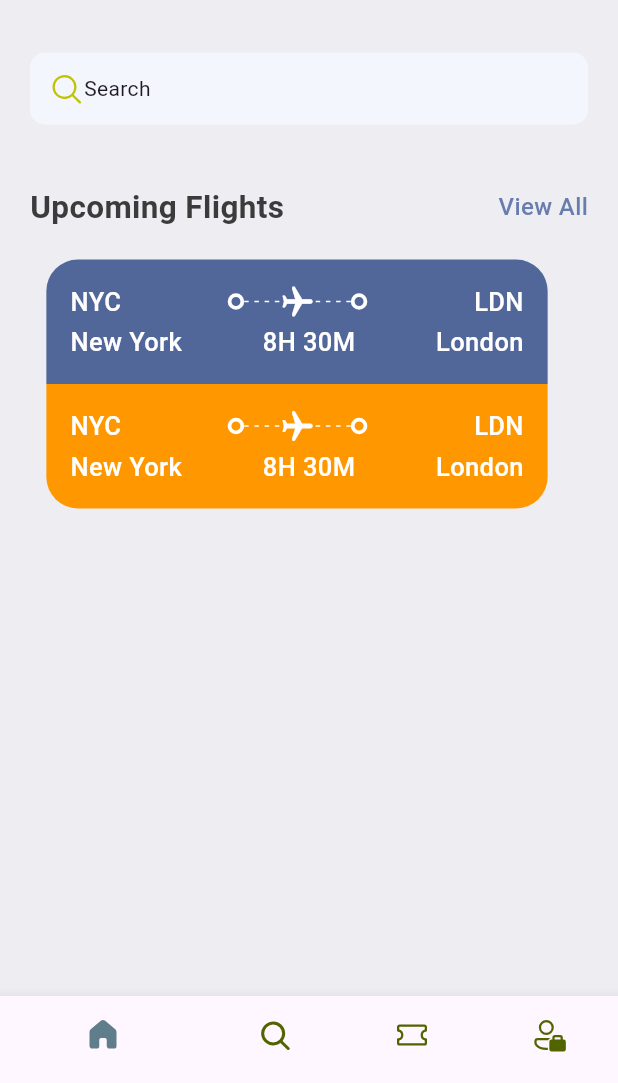
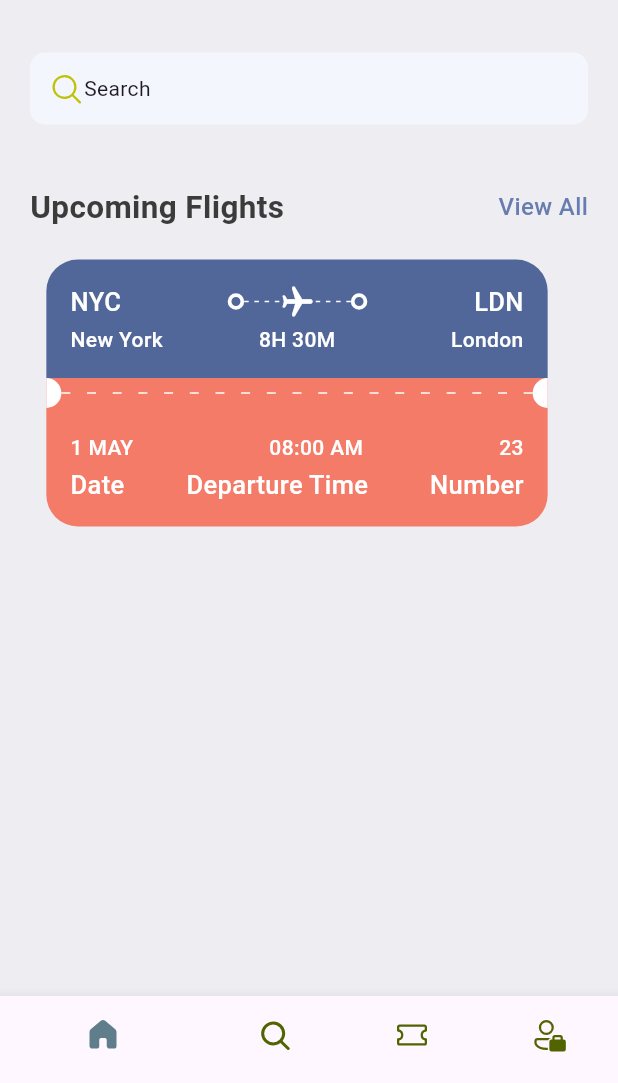
Before and after one commit to aghoneim2/fakeToGo, a Flutter app: the screen it shows after launch, on a phone screen of 412 x 824 dp, the part 153-1236 px from its top. Run offline on Flutter 3.47's test engine with Material 3 defaults, Android fonts, the phone set to English and light mode, and no system bars; our stand-ins replace fluentui_icons.

Commit message:
Ternary Operator, TextAlign

```diff
--- a/lib/components/res/styles/app_styles.dart
+++ b/lib/components/res/styles/app_styles.dart
@@ -7,6 +7,7 @@ class AppStyles {
   static Color bgColor = const Color(0xFFEEEDF2);
   static Color textColor = const Color(0xFF3b3b3b);
   static Color ticketBlue = const Color(0xFF526799);
+  static Color ticketOrange = const Color(0xFFF37B67);
   static TextStyle textStyle =
       TextStyle(fontSize: 16, fontWeight: FontWeight.w500, color: textColor);
 
@@ -24,4 +25,8 @@ class AppStyles {
     fontSize: 17,
     fontWeight: FontWeight.w500,
   );
+  static TextStyle headLineStyle4 = const TextStyle(
+    fontSize: 14,
+    fontWeight: FontWeight.w500,
+  );
 }
--- a/lib/components/widgets/app_layoutbuilder_widget.dart
+++ b/lib/components/widgets/app_layoutbuilder_widget.dart
@@ -2,8 +2,10 @@ import 'package:flutter/material.dart';
 
 class AppLayoutBuilderWidget extends StatelessWidget {
   final int randomDivider;
+  final double width;
 
-  const AppLayoutBuilderWidget({super.key, required this.randomDivider});
+  const AppLayoutBuilderWidget(
+      {super.key, required this.randomDivider, this.width = 3});
 
   @override
   Widget build(BuildContext context) {
@@ -14,10 +16,10 @@ class AppLayoutBuilderWidget extends StatelessWidget {
         direction: Axis.horizontal,
         children: List.generate(
           (constraints.constrainWidth() / randomDivider).floor(),
-          (index) => const SizedBox(
-            width: 3,
+          (index) => SizedBox(
+            width: width,
             height: 1,
-            child: DecoratedBox(
+            child: const DecoratedBox(
               decoration: BoxDecoration(color: Colors.white),
             ),
           ),
--- /dev/null
+++ b/lib/components/widgets/big_circle.dart
@@ -0,0 +1,28 @@
+import 'package:flutter/material.dart';
+
+class BigCircle extends StatelessWidget {
+  final bool isRight;
+  const BigCircle({super.key, required this.isRight});
+
+  @override
+  Widget build(BuildContext context) {
+    return SizedBox(
+      height: 20,
+      width: 10,
+      child: DecoratedBox(
+        decoration: BoxDecoration(
+          color: Colors.white,
+          borderRadius: isRight == true
+              ? const BorderRadius.only(
+                  topRight: Radius.circular(10),
+                  bottomRight: Radius.circular(10),
+                )
+              : const BorderRadius.only(
+                  topLeft: Radius.circular(10),
+                  bottomLeft: Radius.circular(10),
+                ),
+        ),
+      ),
+    );
+  }
+}
--- a/lib/components/widgets/ticket_view.dart
+++ b/lib/components/widgets/ticket_view.dart
@@ -1,6 +1,7 @@
 import 'package:flutter/material.dart';
 import 'package:hello/components/res/styles/app_styles.dart';
 import 'package:hello/components/widgets/app_layoutbuilder_widget.dart';
+import 'package:hello/components/widgets/big_circle.dart';
 import 'package:hello/components/widgets/big_dot.dart';
 
 class TicketView extends StatelessWidget {
@@ -14,11 +15,12 @@ class TicketView extends StatelessWidget {
       width: size.width *
           0.85, //take up 85% of screen; this is dynamic based on indiv device
       height:
-          179, //usually stays fixed because height is limited for scroll (can still be dynamic)
+          189, //usually stays fixed because height is limited for scroll (can still be dynamic)
       child: Container(
         margin: const EdgeInsets.only(right: 16),
         child: Column(
           children: [
+            //blue part of ticket
             Container(
               padding: const EdgeInsets.all(16),
               decoration: BoxDecoration(
@@ -81,36 +83,64 @@ class TicketView extends StatelessWidget {
                   //show departure and destination names with time second line
                   Row(
                     children: [
-                      Text(
-                        "New York",
-                        style: AppStyles.headLineStyle3
-                            .copyWith(color: Colors.white),
+                      SizedBox(
+                        width: 100,
+                        child: Text(
+                          "New York",
+                          style: AppStyles.headLineStyle4
+                              .copyWith(color: Colors.white),
+                        ),
                       ),
                       Expanded(
                         child: Container(),
                       ),
                       Text(
                         "8H 30M",
-                        style: AppStyles.headLineStyle3
+                        style: AppStyles.headLineStyle4
                             .copyWith(color: Colors.white),
                       ),
                       Expanded(
                         child: Container(),
                       ),
-                      Text(
-                        "London",
-                        style: AppStyles.headLineStyle3
-                            .copyWith(color: Colors.white),
+                      SizedBox(
+                        width: 100,
+                        child: Text(
+                          "London",
+                          textAlign: TextAlign.end,
+                          style: AppStyles.headLineStyle4
+                              .copyWith(color: Colors.white),
+                        ),
                       ),
                     ],
                   ),
                 ],
               ),
             ),
+            //circles and dot lines
+            Container(
+              color: AppStyles.ticketOrange,
+              child: const Row(
+                children: [
+                  BigCircle(
+                    isRight: true,
+                  ),
+                  Expanded(
+                    child: AppLayoutBuilderWidget(
+                      randomDivider: 16,
+                      width: 6,
+                    ),
+                  ),
+                  BigCircle(
+                    isRight: false,
+                  ),
+                ],
+              ),
+            ),
+            //orange part of the ticket
             Container(
               padding: const EdgeInsets.all(16),
               decoration: BoxDecoration(
-                color: Colors.orange,
+                color: AppStyles.ticketOrange,
                 borderRadius: const BorderRadius.only(
                   bottomLeft: Radius.circular(21),
                   bottomRight: Radius.circular(21),
@@ -122,43 +152,24 @@ class TicketView extends StatelessWidget {
                   Row(
                     children: [
                       Text(
-                        "NYC",
-                        style: AppStyles.headLineStyle3
+                        "1 MAY",
+                        style: AppStyles.headLineStyle4
                             .copyWith(color: Colors.white),
                       ),
                       Expanded(
                         child: Container(),
                       ),
-                      BigDot(),
-                      Expanded(
-                        child: Stack(
-                          children: [
-                            const SizedBox(
-                              height: 24,
-                              child: AppLayoutBuilderWidget(
-                                randomDivider: 6,
-                              ),
-                            ),
-                            Center(
-                              child: Transform.rotate(
-                                angle:
-                                    1.57, //90 degrees are 1.57 radians (trigonometry)
-                                child: const Icon(
-                                  Icons.airplanemode_on_rounded,
-                                  color: Colors.white,
-                                ),
-                              ), //rotates a widget by a certain value
-                            ),
-                          ],
-                        ),
+                      Text(
+                        "08:00 AM",
+                        style: AppStyles.headLineStyle4
+                            .copyWith(color: Colors.white),
                       ),
-                      BigDot(),
                       Expanded(
                         child: Container(),
                       ),
                       Text(
-                        "LDN",
-                        style: AppStyles.headLineStyle3
+                        "23",
+                        style: AppStyles.headLineStyle4
                             .copyWith(color: Colors.white),
                       ),
                     ],
@@ -170,7 +181,7 @@ class TicketView extends StatelessWidget {
                   Row(
                     children: [
                       Text(
-                        "New York",
+                        "Date",
                         style: AppStyles.headLineStyle3
                             .copyWith(color: Colors.white),
                       ),
@@ -178,7 +189,7 @@ class TicketView extends StatelessWidget {
                         child: Container(),
                       ),
                       Text(
-                        "8H 30M",
+                        "Departure Time",
                         style: AppStyles.headLineStyle3
                             .copyWith(color: Colors.white),
                       ),
@@ -186,7 +197,7 @@ class TicketView extends StatelessWidget {
                         child: Container(),
                       ),
                       Text(
-                        "London",
+                        "Number",
                         style: AppStyles.headLineStyle3
                             .copyWith(color: Colors.white),
                       ),
```
